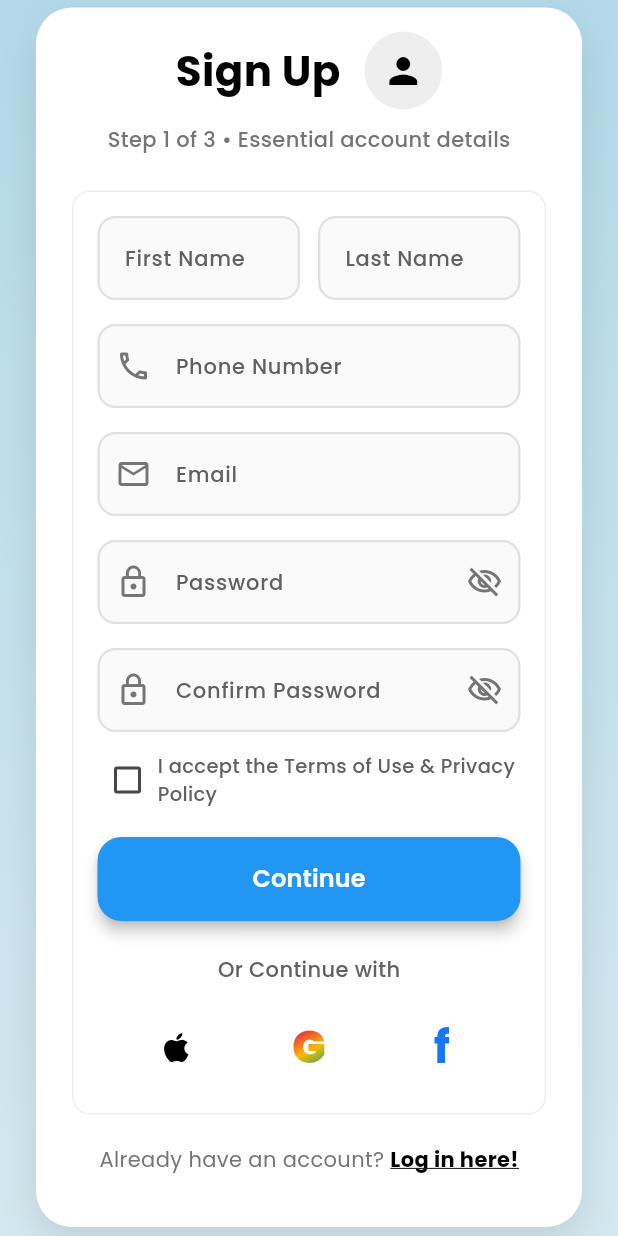
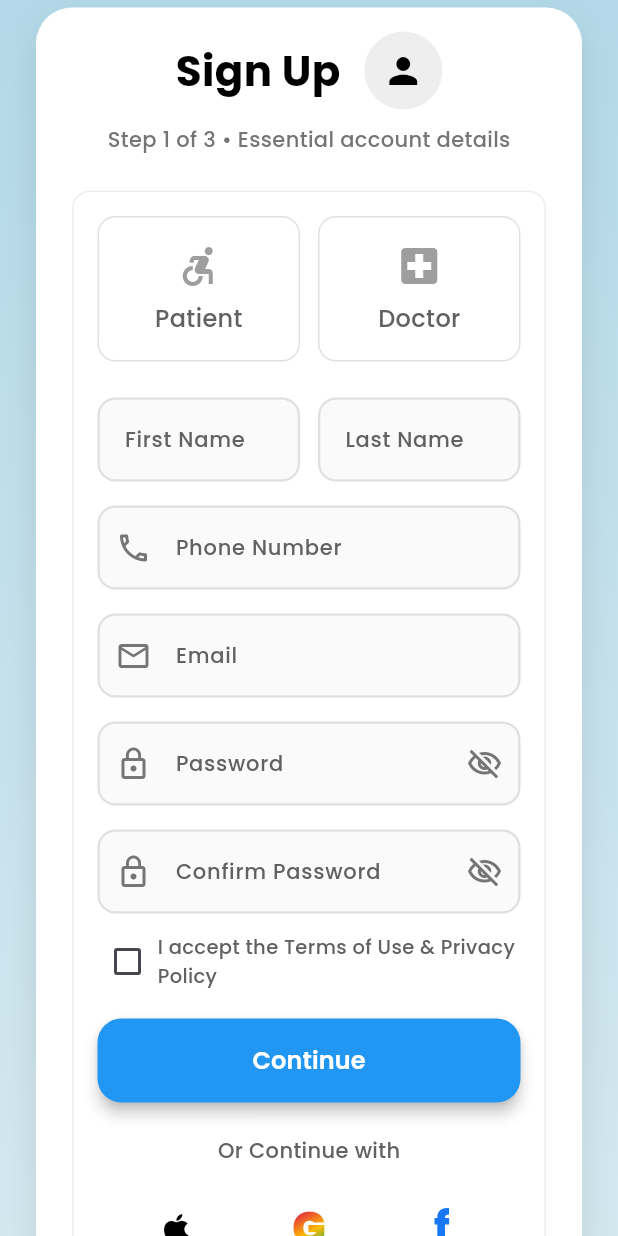
Before and after one commit to Faridanada/Graduation_Project_2026, a Flutter app: the SignUpScreen screen opened by its route, on a phone screen of 412 x 824 dp. Run offline on Flutter 3.47's test engine with Material 3 defaults, Android fonts, the phone set to English and light mode, and no system bars; our stand-ins replace google_fonts, image_picker, shared_preferences; accounts and stored records are empty.

Commit message:
Refactor role selection to use explicit buttons instead of email string matching

```diff
--- a/flutter_app/lib/ui/login.dart
+++ b/flutter_app/lib/ui/login.dart
@@ -38,45 +38,6 @@ class _LoginScreenState extends State<LoginScreen> {
     super.dispose();
   }
 
-  /// Whole-word (ish) check. For simple prototypes, `.contains` is fine.
-  bool _containsWord(String text, String word) {
-    final t = text.toLowerCase();
-    // Use simple contains to avoid HTML entity issues:
-    return t.contains(word.toLowerCase());
-    // If you insist on boundaries, use this (ensure NO HTML entities in your file):
-    // return RegExp(r'(?<![a-z])' + RegExp.escape(word) + r'(?![a-z])').hasMatch(t);
-  }
-
-  void _navigateByEmail(String rawEmail) {
-    final email = rawEmail.trim().toLowerCase();
-
-    // Debug to console
-    debugPrint('[ROLE ROUTE][login] email="$email" '
-        'doctor? ${_containsWord(email, 'doctor')} '
-        'patient? ${_containsWord(email, 'patient')}');
-
-    // Priority: doctor first, then patient
-    if (_containsWord(email, 'doctor')) {
-      Navigator.of(context).pushReplacement(
-        MaterialPageRoute(builder: (_) => const DoctorHome()),
-      );
-      return;
-    }
-    if (_containsWord(email, 'patient')) {
-      Navigator.of(context).pushReplacement(
-        MaterialPageRoute(builder: (_) => const PatientHomeScreen()),
-      );
-      return;
-    }
-
-    ScaffoldMessenger.of(context).showSnackBar(
-      const SnackBar(
-        content:
-            Text('Please use an email that contains "doctor" or "patient".'),
-      ),
-    );
-  }
-
   Future<void> handleLogin() async {
     final email = emailController.text.trim();
     final password = passwordController.text;
@@ -97,8 +58,20 @@ class _LoginScreenState extends State<LoginScreen> {
         final prefs = await SharedPreferences.getInstance();
         await prefs.setString('jwt_token', token);
 
-        // After real auth, routing by email convention as before
-        _navigateByEmail(email);
+        // Extract real role from the database response
+        final role = response['data']['user']['role'];
+
+        if (role == 'doctor') {
+          Navigator.of(context).pushReplacement(
+            MaterialPageRoute(builder: (_) => const DoctorHome()),
+          );
+        } else {
+          // Default all other users to Patient Home
+          Navigator.of(context).pushReplacement(
+            MaterialPageRoute(builder: (_) => const PatientHomeScreen()),
+          );
+        }
+
       } else {
         ScaffoldMessenger.of(context).showSnackBar(
           SnackBar(
--- a/flutter_app/lib/ui/signup.dart
+++ b/flutter_app/lib/ui/signup.dart
@@ -270,14 +270,10 @@ class _SignUpScreenState extends State<SignUpScreen> {
   bool _hasSpecialChar(String password) =>
       RegExp(r'[^A-Za-z0-9]').hasMatch(password);
 
-  bool _containsWord(String text, String word) {
-    final t = text.toLowerCase();
-    return t.contains(word.toLowerCase());
-  }
-
   String get _normalizedEmail => emailController.text.trim().toLowerCase();
-  bool get _isDoctorSignup => _containsWord(_normalizedEmail, 'doctor');
-  bool get _isPatientSignup => _containsWord(_normalizedEmail, 'patient');
+
+  // Explicit Role tracking variable
+  String? selectedRole;
 
   bool _isPhoneValid(String phone) {
     final digitsOnly = phone.replaceAll(RegExp(r'\D'), '');
@@ -330,12 +326,10 @@ class _SignUpScreenState extends State<SignUpScreen> {
       return false;
     }
 
-    if (!_isDoctorSignup && !_isPatientSignup) {
+    if (selectedRole == null) {
       ScaffoldMessenger.of(context).showSnackBar(
         const SnackBar(
-          content: Text(
-            'Please use an email that contains the word "doctor" or "patient".',
-          ),
+          content: Text('Please select whether you are a Doctor or Patient.'),
         ),
       );
       return false;
@@ -462,7 +456,7 @@ class _SignUpScreenState extends State<SignUpScreen> {
       return;
     }
 
-    if (_isDoctorSignup) {
+    if (selectedRole == 'doctor') {
       Navigator.of(context).pushReplacement(
         MaterialPageRoute(builder: (_) => const DoctorHome()),
       );
@@ -479,7 +473,7 @@ class _SignUpScreenState extends State<SignUpScreen> {
       return;
     }
 
-    if (!_isDoctorSignup && !_validateStepThree()) {
+    if (selectedRole != 'doctor' && !_validateStepThree()) {
       return;
     }
 
@@ -489,7 +483,7 @@ class _SignUpScreenState extends State<SignUpScreen> {
     // Prepare Profile Data Map
     final Map<String, dynamic> profileData = {
       "phone": phoneController.text.trim(),
-      "role": _isDoctorSignup ? "doctor" : "patient",
+      "role": selectedRole,
       // Step 2 details
       "gender": selectedGender,
       "dateOfBirth": dateOfBirthController.text.trim(),
@@ -498,7 +492,7 @@ class _SignUpScreenState extends State<SignUpScreen> {
     };
 
     // If it's a patient, add Step 3 Medical History details
-    if (!_isDoctorSignup) {
+    if (selectedRole != 'doctor') {
       profileData.addAll({
         "diagnosis": selectedDiagnosis == 'Other' ? otherDiagnosisController.text.trim() : selectedDiagnosis,
         "affectedArea": selectedAffectedArea == 'Other' ? otherAffectedAreaController.text.trim() : selectedAffectedArea,
@@ -525,7 +519,7 @@ class _SignUpScreenState extends State<SignUpScreen> {
         // You could theoretically also call login here to get a token instantly,
         // but for now, let's just proceed to Onboarding/Home.
 
-        if (_isDoctorSignup) {
+        if (selectedRole == 'doctor') {
           Navigator.of(context).pushReplacement(
             MaterialPageRoute(builder: (_) => const DoctorHome()),
           );
@@ -643,6 +637,109 @@ class _SignUpScreenState extends State<SignUpScreen> {
   Widget _buildStepOneContent() {
     return Column(
       children: [
+        // ROLE SELECTION UI
+        Row(
+          children: [
+            Expanded(
+              child: GestureDetector(
+                onTap: () {
+                  setState(() {
+                    selectedRole = 'patient';
+                  });
+                },
+                child: Container(
+                  padding: const EdgeInsets.symmetric(vertical: 16),
+                  decoration: BoxDecoration(
+                    color: selectedRole == 'patient'
+                        ? const Color(0xFF2196F3).withValues(alpha: 0.1)
+                        : Colors.white,
+                    border: Border.all(
+                      color: selectedRole == 'patient'
+                          ? const Color(0xFF2196F3)
+                          : Colors.grey.shade300,
+                      width: selectedRole == 'patient' ? 2 : 1,
+                    ),
+                    borderRadius: BorderRadius.circular(12),
+                  ),
+                  child: Column(
+                    children: [
+                      Icon(
+                        Icons.accessible_forward,
+                        size: 32,
+                        color: selectedRole == 'patient'
+                            ? const Color(0xFF2196F3)
+                            : Colors.grey.shade500,
+                      ),
+                      const SizedBox(height: 8),
+                      Text(
+                        'Patient',
+                        style: TextStyle(
+                          fontSize: 16,
+                          fontWeight: selectedRole == 'patient'
+                              ? FontWeight.w600
+                              : FontWeight.w500,
+                          color: selectedRole == 'patient'
+                              ? const Color(0xFF2196F3)
+                              : Colors.grey.shade700,
+                        ),
+                      ),
+                    ],
+                  ),
+                ),
+              ),
+            ),
+            const SizedBox(width: 12),
+            Expanded(
+              child: GestureDetector(
+                onTap: () {
+                  setState(() {
+                    selectedRole = 'doctor';
+                  });
+                },
+                child: Container(
+                  padding: const EdgeInsets.symmetric(vertical: 16),
+                  decoration: BoxDecoration(
+                    color: selectedRole == 'doctor'
+                        ? const Color(0xFF4CAF50).withValues(alpha: 0.1)
+                        : Colors.white,
+                    border: Border.all(
+                      color: selectedRole == 'doctor'
+                          ? const Color(0xFF4CAF50)
+                          : Colors.grey.shade300,
+                      width: selectedRole == 'doctor' ? 2 : 1,
+                    ),
+                    borderRadius: BorderRadius.circular(12),
+                  ),
+                  child: Column(
+                    children: [
+                      Icon(
+                        Icons.local_hospital,
+                        size: 32,
+                        color: selectedRole == 'doctor'
+                            ? const Color(0xFF4CAF50)
+                            : Colors.grey.shade500,
+                      ),
+                      const SizedBox(height: 8),
+                      Text(
+                        'Doctor',
+                        style: TextStyle(
+                          fontSize: 16,
+                          fontWeight: selectedRole == 'doctor'
+                              ? FontWeight.w600
+                              : FontWeight.w500,
+                          color: selectedRole == 'doctor'
+                              ? const Color(0xFF4CAF50)
+                              : Colors.grey.shade700,
+                        ),
+                      ),
+                    ],
+                  ),
+                ),
+              ),
+            ),
+          ],
+        ),
+        const SizedBox(height: 24),
         Row(
           children: [
             Expanded(
@@ -1047,7 +1144,7 @@ class _SignUpScreenState extends State<SignUpScreen> {
                   ),
                 ),
                 child: Text(
-                  _isDoctorSignup ? 'Sign Up' : 'Continue',
+                  selectedRole == 'doctor' ? 'Sign Up' : 'Continue',
                   style: const TextStyle(
                     color: Colors.white,
                     fontWeight: FontWeight.w600,
@@ -1484,11 +1581,11 @@ class _SignUpScreenState extends State<SignUpScreen> {
                           const SizedBox(height: 10),
                           Text(
                             currentStep == 0
-                                ? (_isDoctorSignup
+                                ? (selectedRole == 'doctor'
                                     ? 'Step 1 of 2 • Essential account details'
                                     : 'Step 1 of 3 • Essential account details')
                                 : currentStep == 1
-                                    ? (_isDoctorSignup
+                                    ? (selectedRole == 'doctor'
                                         ? 'Step 2 of 2 • Personal information'
                                         : 'Step 2 of 3 • Personal information')
                                     : 'Step 3 of 3 • Medical history',
```
